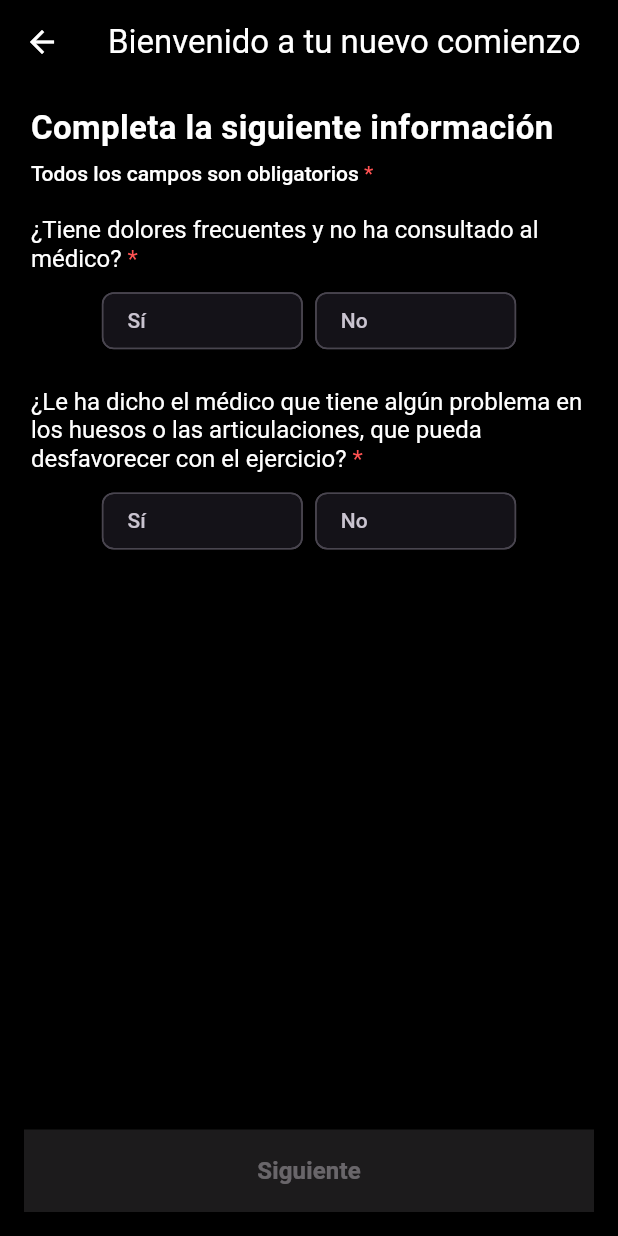
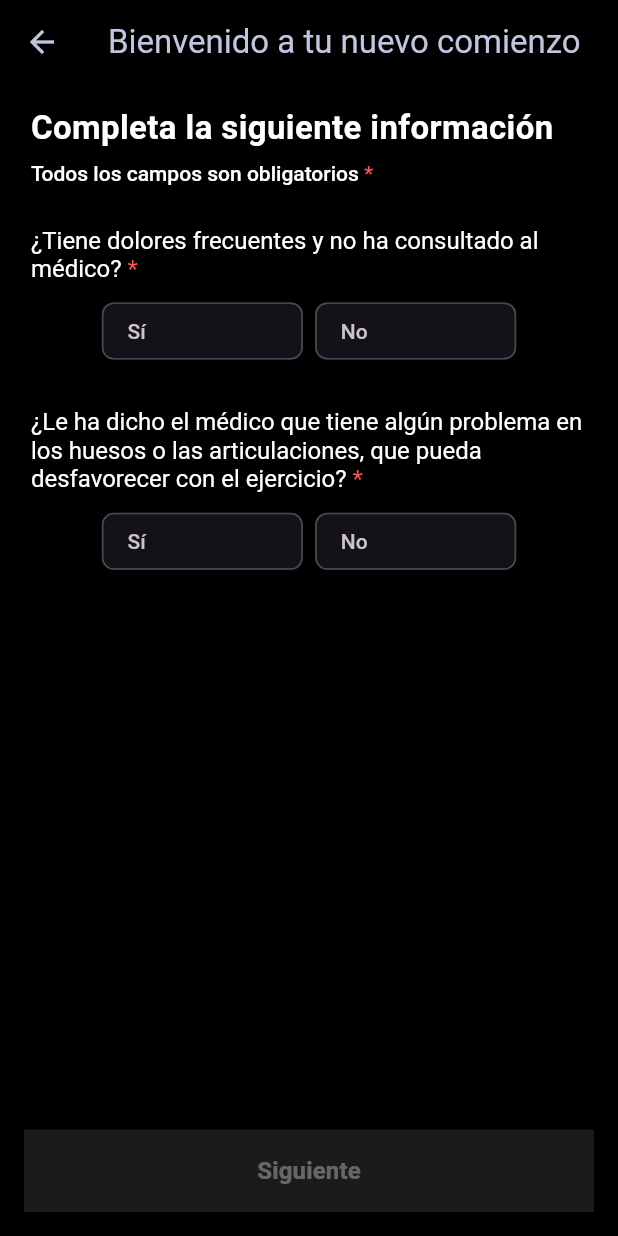
Before and after one commit to sebastian-monroy/prueba_keppri, a Flutter app: the Anamnesisstep2 screen opened by its route, on a phone screen of 412 x 824 dp. Run offline on Flutter 3.47's test engine with Material 3 defaults, Android fonts, the phone set to English and light mode, and no system bars.

Commit message:
finalizando el proyecto

```diff
--- a/lib/screens/AnamnesisStep1.dart
+++ b/lib/screens/AnamnesisStep1.dart
@@ -18,7 +18,7 @@ class Anamnesisstep1 extends StatelessWidget {
       appBar: CustomAppBar(
         title: 'Bienvenido a tu nuevo comienzo',
         backgroundColor: Colors.black,
-        titleColor: Colors.white,
+        titleColor: const Color(0xFFC0C5E0),
         leadingIcon: Icons.arrow_back,
         onLeadingPressed: () {
           Navigator.pop(context);
--- a/lib/screens/AnamnesisStep2 .dart
+++ b/lib/screens/AnamnesisStep2 .dart
@@ -20,7 +20,7 @@ class Anamnesisstep2 extends StatelessWidget {
         appBar: CustomAppBar(
           title: 'Bienvenido a tu nuevo comienzo',
           backgroundColor: Colors.black,
-          titleColor: Colors.white,
+          titleColor: const Color(0xFFC0C5E0),
           leadingIcon: Icons.arrow_back,
           onLeadingPressed: () {
             Navigator.pop(context);
@@ -70,14 +70,14 @@ class Anamnesisstep2 extends StatelessWidget {
                       ],
                     ),
                   ),
-                  SizedBox(height: height * 0.03),
+                  SizedBox(height: height * 0.04),
                   _buildQuestion(
                     width,
                     '¿Tiene dolores frecuentes y no ha consultado al médico? ',
                     'frequentPain',
                     formProvider,
                   ),
-                  SizedBox(height: height * 0.03),
+                  SizedBox(height: height * 0.04),
                   _buildQuestion(
                     width,
                     '¿Le ha dicho el médico que tiene algún problema en los huesos o las articulaciones, que pueda desfavorecer con el ejercicio? ',
--- a/lib/widgets/custom_appbar.dart
+++ b/lib/widgets/custom_appbar.dart
@@ -7,14 +7,14 @@ class CustomAppBar extends StatelessWidget implements PreferredSizeWidget {
   final IconData leadingIcon;
   final VoidCallback? onLeadingPressed;
 
-  const CustomAppBar({
-    Key? key,
+  const  CustomAppBar({
+    super.key,
     required this.title,
     this.backgroundColor = Colors.black,
-    this.titleColor = Colors.white,
+    this.titleColor = const Color(0xFFC0C5E0),
     this.leadingIcon = Icons.arrow_back,
     this.onLeadingPressed,
-  }) : super(key: key);
+  });
 
   @override
   Widget build(BuildContext context) {
```
